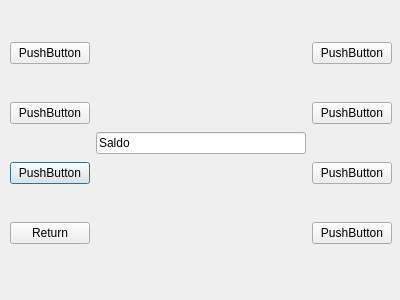
Before: the Qt Designer form BankSim/ew6.ui in banksimul2022/group9, drawn with Qt 5.
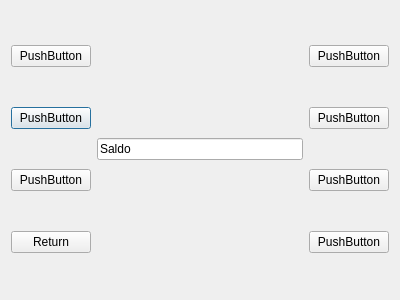
After: the same form once the commit is applied.

```diff
--- a/BankSim/ew6.ui
+++ b/BankSim/ew6.ui
@@ -13,81 +13,75 @@
   <property name="windowTitle">
    <string>Dialog</string>
   </property>
-  <widget class="QWidget" name="layoutWidget">
-   <property name="geometry">
-    <rect>
-     <x>10</x>
-     <y>10</y>
-     <width>382</width>
-     <height>269</height>
-    </rect>
-   </property>
-   <layout class="QGridLayout" name="gridLayout">
-    <item row="3" column="0">
-     <widget class="QPushButton" name="B3">
-      <property name="text">
-       <string>PushButton</string>
-      </property>
-     </widget>
-    </item>
+  <layout class="QHBoxLayout" name="horizontalLayout">
+   <item>
+    <layout class="QGridLayout" name="gridLayout_2">
     <item row="1" column="0">
-     <widget class="QPushButton" name="B1">
-      <property name="text">
-       <string>PushButton</string>
-      </property>
-     </widget>
-    </item>
-    <item row="4" column="2">
-     <widget class="QPushButton" name="B8">
-      <property name="text">
-       <string>PushButton</string>
-      </property>
-     </widget>
-    </item>
-    <item row="2" column="0">
      <widget class="QPushButton" name="B2">
       <property name="text">
        <string>PushButton</string>
       </property>
      </widget>
     </item>
-    <item row="1" column="2">
-     <widget class="QPushButton" name="B5">
-      <property name="text">
-       <string>PushButton</string>
-      </property>
-     </widget>
-    </item>
-    <item row="2" column="2">
-     <widget class="QPushButton" name="B6">
-      <property name="text">
-       <string>PushButton</string>
-      </property>
-     </widget>
-    </item>
-    <item row="3" column="2">
-     <widget class="QPushButton" name="B7">
-      <property name="text">
-       <string>PushButton</string>
-      </property>
-     </widget>
-    </item>
-    <item row="4" column="0">
+     <item row="3" column="0">
      <widget class="QPushButton" name="B4">
       <property name="text">
        <string>Return</string>
       </property>
      </widget>
     </item>
-    <item row="2" column="1" rowspan="2">
+     <item row="2" column="0">
+      <widget class="QPushButton" name="B3">
+       <property name="text">
+        <string>PushButton</string>
+       </property>
+      </widget>
+     </item>
+     <item row="0" column="0">
+      <widget class="QPushButton" name="B1">
+       <property name="text">
+        <string>PushButton</string>
+       </property>
+      </widget>
+     </item>
+     <item row="0" column="1" rowspan="4">
      <widget class="QLineEdit" name="lineEdit">
       <property name="text">
        <string>Saldo</string>
       </property>
      </widget>
     </item>
-   </layout>
-  </widget>
+     <item row="0" column="2">
+      <widget class="QPushButton" name="B5">
+       <property name="text">
+        <string>PushButton</string>
+       </property>
+      </widget>
+     </item>
+     <item row="1" column="2">
+      <widget class="QPushButton" name="B6">
+       <property name="text">
+        <string>PushButton</string>
+       </property>
+      </widget>
+     </item>
+     <item row="2" column="2">
+      <widget class="QPushButton" name="B7">
+       <property name="text">
+        <string>PushButton</string>
+       </property>
+      </widget>
+     </item>
+     <item row="3" column="2">
+      <widget class="QPushButton" name="B8">
+       <property name="text">
+        <string>PushButton</string>
+       </property>
+      </widget>
+     </item>
+    </layout>
+   </item>
+  </layout>
  </widget>
  <resources/>
  <connections/>
```
Lines whose indentation alone changed are shown as unchanged.
